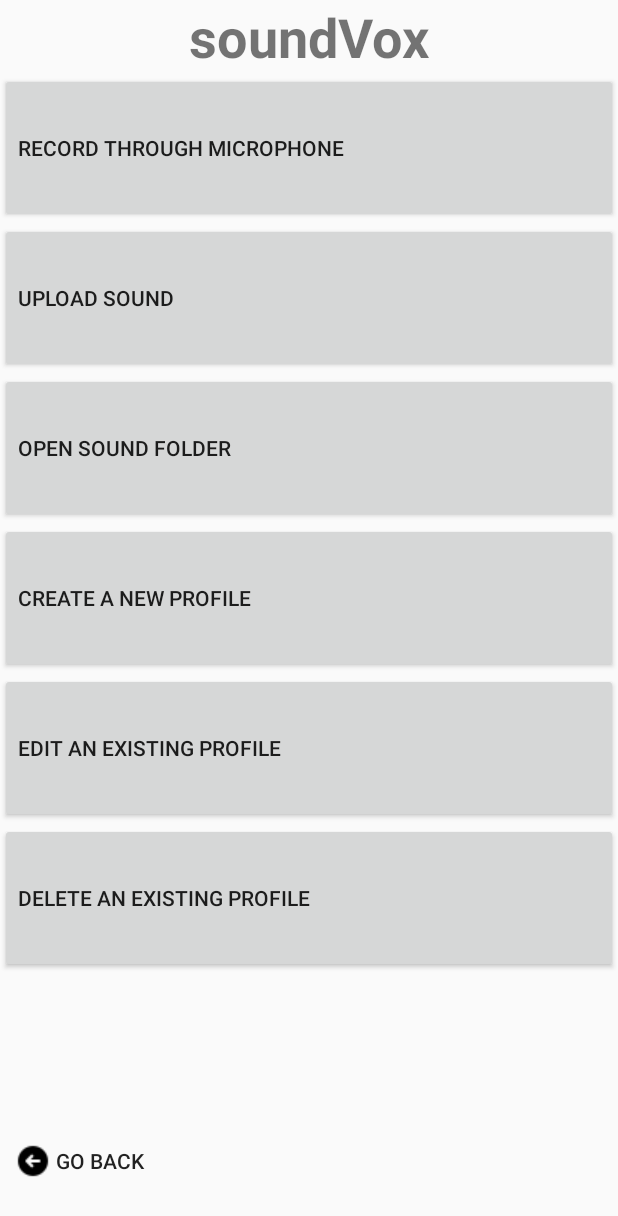
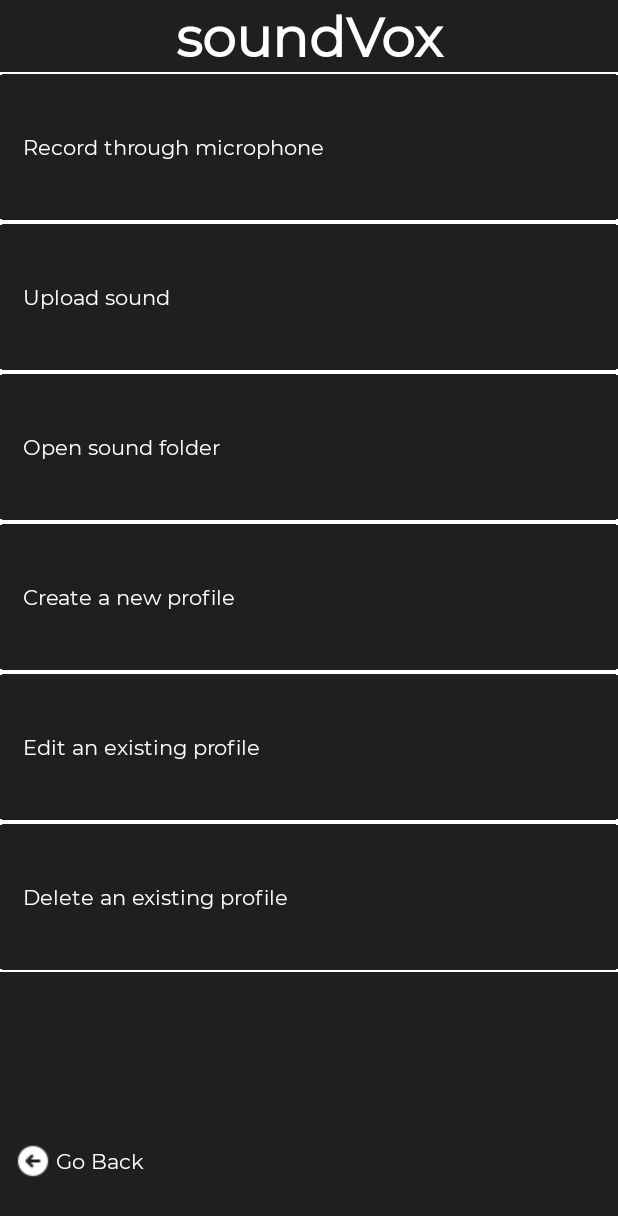
Before and after one commit to katemagbitang/soundVox, an Android app: the MenuActivity screen opened directly, with no data from a screen before it, on a phone screen of 412 x 824 dp. Shown: the top 1216 px of the screen. Run offline under Robolectric (Android 15) with nearby library versions, the phone set to English and light mode, and no system bars.

Commit message:
Updated UI for Menu and Main

```diff
--- a/app/src/main/AndroidManifest.xml
+++ b/app/src/main/AndroidManifest.xml
@@ -8,8 +8,8 @@
         android:label="@string/app_name"
         android:roundIcon="@mipmap/ic_launcher_round"
         android:supportsRtl="true"
-        android:theme="@style/Theme.AppCompat.Light.NoActionBar">
-        <activity android:name=".RecordingActivity" />
+        android:theme="@style/AppTheme">
+    <activity android:name=".RecordingActivity" />
         <activity android:name=".MenuActivity" />
         <activity android:name=".ProfileActivity" />
         <activity android:name=".MenuProfileActivity" />
--- a/app/src/main/java/ph/edu/dlsu/mobdeve/s17/magbitang/julianne/soundvox/MainActivity.java
+++ b/app/src/main/java/ph/edu/dlsu/mobdeve/s17/magbitang/julianne/soundvox/MainActivity.java
@@ -11,7 +11,6 @@ public class MainActivity extends AppCompatActivity {
 
     Button profile_menu_btn;
     ImageButton home_menu_btn;
-
     @Override
     protected void onCreate(Bundle savedInstanceState) {
         super.onCreate(savedInstanceState);
--- /dev/null
+++ b/app/src/main/res/drawable/menu_button.xml
@@ -0,0 +1,20 @@
+<?xml version="1.0" encoding="utf-8"?>
+<layer-list xmlns:android="http://schemas.android.com/apk/res/android" >
+    <item>
+        <shape
+            android:shape="rectangle">
+            <stroke android:width="1dp" android:color="@color/white" />
+            <solid android:color="@color/transparent"/>
+
+        </shape>
+    </item>
+
+    <item android:top="2dp" android:bottom="2dp">
+        <shape
+            android:shape="rectangle">
+            <stroke android:width="1dp" android:color="@color/darkgrey_bgcolor" />
+            <solid android:color="@color/transparent" />
+        </shape>
+    </item>
+
+</layer-list>
--- a/app/src/main/res/layout/activity_main.xml
+++ b/app/src/main/res/layout/activity_main.xml
@@ -239,8 +239,10 @@
                 android:layout_marginHorizontal="10dp"
                 android:layout_height="0dp"
                 android:layout_weight="1"
-                android:text="menu_profile_btn"
+                android:text="Select a profile"
                 android:background="@drawable/rounded_corner"
+                android:textColor="@color/darkgrey_bgcolor"
+
                 />
 
         </LinearLayout>
--- a/app/src/main/res/layout/activity_menu.xml
+++ b/app/src/main/res/layout/activity_menu.xml
@@ -26,8 +26,7 @@
             android:id="@+id/profile_list_container"
             android:layout_width="match_parent"
             android:layout_height="0dp"
-            android:orientation="vertical"
-            >
+            android:orientation="vertical">
 
             <androidx.appcompat.widget.AppCompatButton
                 android:id="@+id/menu_item_1_btn"
@@ -35,42 +34,55 @@
                 android:layout_height="100dp"
                 android:text="Record through microphone"
                 android:textAlignment="textStart"
-                />
+                app:strokeWidth="10dp"
+                android:background="@drawable/menu_button"
+                android:padding="15dp"/>
 
             <androidx.appcompat.widget.AppCompatButton
                 android:id="@+id/menu_item_2_btn"
                 android:layout_width="match_parent"
                 android:layout_height="100dp"
                 android:text="Upload sound"
-                android:textAlignment="textStart"/>
+                android:textAlignment="textStart"
+                android:background="@drawable/menu_button"
+                android:padding="15dp"/>
 
             <androidx.appcompat.widget.AppCompatButton
                 android:id="@+id/menu_item_3_btn"
                 android:layout_width="match_parent"
                 android:layout_height="100dp"
                 android:text="Open sound folder"
-                android:textAlignment="textStart"/>
+                android:textAlignment="textStart"
+                android:background="@drawable/menu_button"
+                android:padding="15dp"/>
 
             <androidx.appcompat.widget.AppCompatButton
                 android:id="@+id/menu_item_4_btn"
                 android:layout_width="match_parent"
                 android:layout_height="100dp"
                 android:text="Create a new profile"
-                android:textAlignment="textStart"/>
+                android:textAlignment="textStart"
+                android:background="@drawable/menu_button"
+                android:padding="15dp"/>
 
             <androidx.appcompat.widget.AppCompatButton
                 android:id="@+id/menu_item_5_btn"
                 android:layout_width="match_parent"
                 android:layout_height="100dp"
                 android:text="Edit an existing profile"
-                android:textAlignment="textStart"/>
+                android:textAlignment="textStart"
+                android:background="@drawable/menu_button"
+                android:padding="15dp"/>
 
             <androidx.appcompat.widget.AppCompatButton
                 android:id="@+id/menu_item_6_btn"
                 android:layout_width="match_parent"
                 android:layout_height="100dp"
                 android:text="Delete an existing profile"
-                android:textAlignment="textStart"/>
+                android:textAlignment="textStart"
+                android:background="@drawable/menu_button"
+                android:padding="15dp"/>
+
 
 
         </LinearLayout>
@@ -95,7 +107,7 @@
             android:padding="10dp"
             android:text="Go Back"
             android:background="#00000000"
-            app:layout_constraintBottom_toBottomOf="parent" />
+            app:layout_constraintBottom_toBottomOf="parent"/>
         <TextView
             android:layout_width="10dp"
             android:layout_height="wrap_content"
--- a/app/src/main/res/values/colors.xml
+++ b/app/src/main/res/values/colors.xml
@@ -7,7 +7,9 @@
     <color name="teal_700">#FF018786</color>
     <color name="black">#FF000000</color>
     <color name="white">#FFFFFFFF</color>
-    <color name="button_bgcolor">#EEEEEE</color>
-    <color name="button_bgcolor_press">#2e89b1</color>
-    <color name="button_bgcolor_enable">#3db5ea</color>
+    <color name="button_bgcolor">#1F1F1F</color>
+    <color name="button_bgcolor_press">#1F1F1F</color>
+    <color name="button_bgcolor_enable">#C4C4C4</color>
+    <color name="darkgrey_bgcolor">#1F1F1F</color>
+    <color name="transparent">#00000000</color>
 </resources>
--- a/app/src/main/res/values/styles.xml
+++ b/app/src/main/res/values/styles.xml
@@ -1,8 +1,19 @@
 <?xml version="1.0" encoding="utf-8"?>
 <resources>
-
-    <style name="AppTheme" parent="Theme.AppCompat">
-        <item name="android:fontFamily">@font/montserrat_black</item>
-        <item name="fontFamily">@font/montserrat_black</item> <!-- target android sdk versions < 26 and > 14 if theme other than AppCompat -->
+    <style name="AppTheme" parent="Theme.AppCompat.Light.NoActionBar">
+        <item name="android:fontFamily">@font/montserrat_regular</item>
+        <item name="colorPrimary">@color/black</item>
+        <item name="colorPrimaryVariant">@color/black</item>
+        <item name="colorOnPrimary">@color/black</item>
+        <!-- Secondary brand color. -->
+        <item name="colorSecondary">@color/black</item>
+        <item name="colorSecondaryVariant">@color/black</item>
+        <item name="colorOnSecondary">@color/black</item>
+        <item name="fontFamily">@font/montserrat_regular</item> <!-- target android sdk versions < 26 and > 14 if theme other than AppCompat -->
+        <item name="android:textColor">@color/white</item>
+        <item name="android:background">@color/darkgrey_bgcolor</item>
+        <item name="android:textAllCaps">false</item>
+        <item name="tint">@color/white</item>
+        <item name="android:drawableTint">@color/white</item>
     </style>
 </resources>
```
